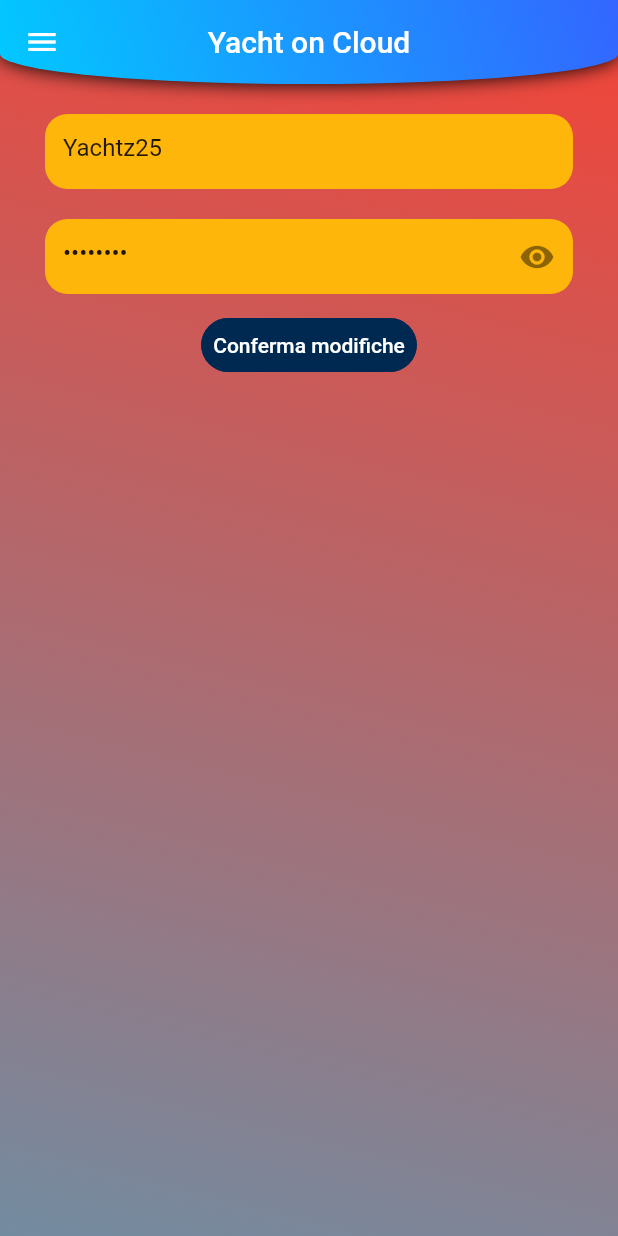
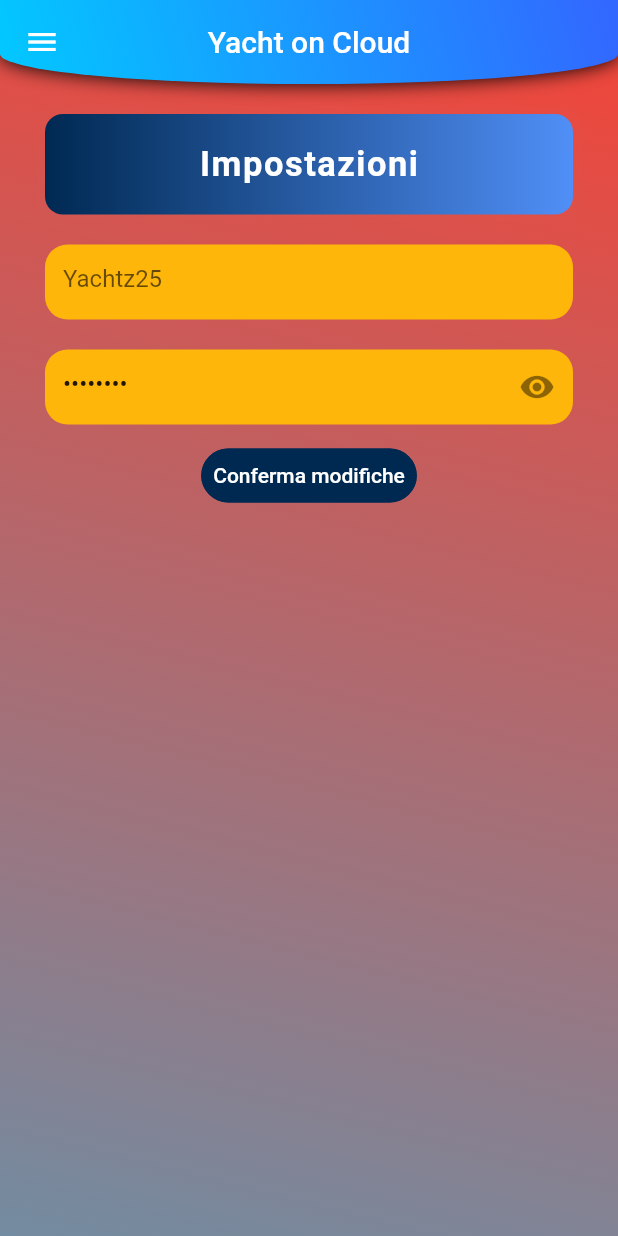
Before and after one commit to GabrielePisapia/EMAD-YachtOnCloud, a Flutter app: the DetailsConnettivita widget shown alone on an empty page, opened directly, on a phone screen of 412 x 824 dp. Run offline on Flutter 3.47's test engine with Material 2 defaults, Android fonts, the phone set to English and light mode, and no system bars; our stand-ins replace fl_chart, flutter_icons, font_awesome_flutter, responsive_framework, syncfusion_flutter_charts; missing offline and left inert: flutter_gradients.

Commit message:
update connettività

```diff
--- a/yachtoncloud/lib/connettivita.dart
+++ b/yachtoncloud/lib/connettivita.dart
@@ -10,6 +10,9 @@ import 'package:provider/provider.dart';
 import 'package:yachtoncloud/theme/colors.dart';
 import 'navigation_provider.dart';
 import 'template.dart';
+import 'package:flutter/foundation.dart';
+
+bool _obscureText = true;
 
 class ChartData {
         ChartData(String x, int y, Color? color) {
@@ -31,13 +34,6 @@ class _DetailsConnettivitaState extends State<DetailsConnettivita> {
 
   @override
   Widget build(BuildContext context) {
-
-    bool _obscureText = true;
-    void _togglevisibility() {
-    setState(() {
-     _obscureText = !_obscureText;
-    });
-  }
     var size = MediaQuery.of(context).size;
 
      ScrollController _controller = ScrollController();
@@ -79,14 +75,46 @@ class _DetailsConnettivitaState extends State<DetailsConnettivita> {
         padding: EdgeInsets.fromLTRB(30.0, 20.0, 30.0, 0.0),
         child: Column(
           children: [
-            Container(
+             Container(
+              //width: double.infinity,
+              decoration: BoxDecoration(
+                  gradient: LinearGradient(
+                    colors: [
+                      cardsColor1,
+                      cardsColor2,
+                  ]),
+                  borderRadius: BorderRadius.circular(12),
+                  boxShadow: [
+                    BoxShadow(
+                      color: shadowCard.withOpacity(0.01),
+                      spreadRadius: 5,
+                      blurRadius: 3,
+                      // changes position of shadow
+                    ),
+                  ]),
+              child: Padding(
+                padding: EdgeInsets.only(top: 20, bottom: 20),
+                child: Center( child: Text(
+                            "Impostazioni",
+                            style: TextStyle(
+                                    color: Colors.white,
+                                    letterSpacing: 1.0,
+                                    fontSize: 23,
+                                    fontWeight: FontWeight.bold),
+                  )),
+              ),
+          ),
+           SizedBox(
+              height: 20,
+          ),
+          Container(
                       width: double.infinity,
                       height: 50,
                       decoration: BoxDecoration(
                         borderRadius: BorderRadius.circular(20.0),
                       ),
                       child: TextFormField(
-                        initialValue: 'Yachtz25',
+                        //initialValue: 'Yachtz25',
                         decoration: InputDecoration(
                           hintText: 'Yachtz25',
                           fillColor: listElementColor,
@@ -114,10 +142,13 @@ class _DetailsConnettivitaState extends State<DetailsConnettivita> {
                         decoration: InputDecoration(
                             suffixIcon: IconButton(
                             icon: Icon(_obscureText ? Icons.visibility : Icons.visibility_off),
-                            onPressed: () {
-                              _togglevisibility();
-                            },
-                        ),
+                            onPressed: ()  {
+                              setState(() {
+                                debugPrint('prechange: '+ _obscureText.toString());
+                              _obscureText = !_obscureText;
+                             debugPrint('postchange: '+ _obscureText.toString());
+
+                            });}),
                           hintText: 'Password',
                           fillColor: listElementColor,
                           filled: true,
@@ -178,8 +209,8 @@ Widget getBody(BuildContext context) {
     ];
 
     final List<ChartData> chartData = [
-            ChartData('Consumati', 150, chartColor1),
-            ChartData('Restanti', 50, chartColor2),
+            ChartData('Consumati', 75, chartColor1),
+            ChartData('Restanti', 125, chartColor2),
         ];
     final _myList = List.generate(5, (index) => 'dispositivo num. $index');
     ScrollController _controller = ScrollController();
@@ -492,7 +523,7 @@ Widget getBody(BuildContext context) {
             Container(
                   margin: const EdgeInsets.only(left: 5, right: 5, bottom: 5),
                   width: (size.width - 40),
-                  height: 203,
+                  height: 190,
                   decoration: BoxDecoration(
                       color: cardsColor1,
                       borderRadius: BorderRadius.circular(12),
@@ -513,7 +544,7 @@ Widget getBody(BuildContext context) {
                           crossAxisAlignment: CrossAxisAlignment.start,
                           children: [
                             Padding( padding: const EdgeInsets.only(
-                                left: 25, right: 25, top: 20, bottom: 5),
+                                left: 25, right: 25, top: 20, bottom: 0),
                                 child: Text(
                               'Consumi',
                               style: TextStyle(
@@ -522,14 +553,16 @@ Widget getBody(BuildContext context) {
                                     fontSize: 17,
                                     fontWeight: FontWeight.bold),
                             )),
-                            SizedBox( height: 150,
+                            SizedBox( height: 140,
+                            width: (size.width - 40),
                               child: SfCircularChart(
                                 legend: Legend(
                                   toggleSeriesVisibility: false,
                                   isVisible: true,
                                   textStyle: TextStyle(
+                                    fontSize: 10.2,
                                     letterSpacing: 1.0,
-                                    color: Colors.white,
+                                    color: textColor,
                                   )),
                                 series: <CircularSeries>[
                                 // Renders doughnut chart
@@ -541,8 +574,9 @@ Widget getBody(BuildContext context) {
                                 dataLabelSettings: DataLabelSettings(
                                     isVisible: true,
                                     textStyle: TextStyle(
+                                      fontSize: 10,
                                       letterSpacing: 1.0,
-                                      color: Colors.white,
+                                      color: textColor,
                                     ),
                                     // Positioning the data label
                                     labelPosition: ChartDataLabelPosition.outside,
@@ -564,7 +598,7 @@ Widget getBody(BuildContext context) {
               shape: MaterialStateProperty.all<RoundedRectangleBorder>(
                       RoundedRectangleBorder(
                          borderRadius: BorderRadius.circular(18.0),
-                         side: BorderSide(color: Colors.blue)))),
+                         side: BorderSide(color: buttonColor)))),
               onPressed: () {
                 Navigator.push(
                   context,
```
